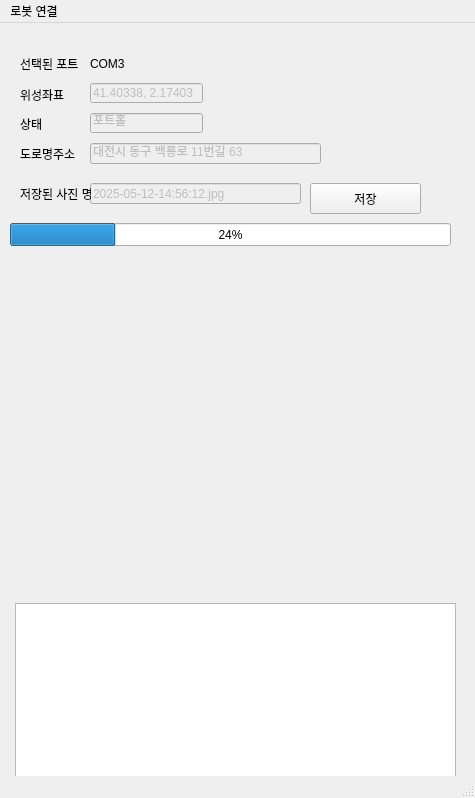
Qt form res/RoadDetectApp2.ui (Emmett6401/29.-pyQT_Yolo_pySerial_Humanoid) before a commit.
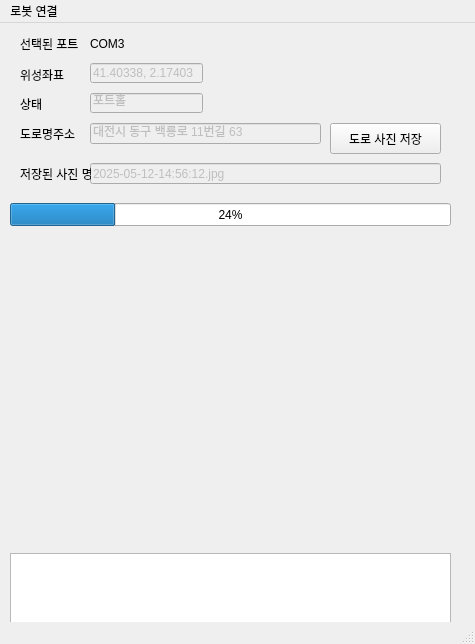
The same form after that commit. Icons and pictures are not drawn.

```diff
--- a/res/RoadDetectApp2.ui
+++ b/res/RoadDetectApp2.ui
@@ -7,7 +7,7 @@
     <x>0</x>
     <y>0</y>
     <width>475</width>
-    <height>798</height>
+    <height>644</height>
    </rect>
   </property>
   <property name="windowTitle">
@@ -21,7 +21,7 @@
     <property name="geometry">
      <rect>
       <x>90</x>
-      <y>90</y>
+      <y>70</y>
       <width>113</width>
       <height>20</height>
      </rect>
@@ -37,8 +37,8 @@
     <property name="geometry">
      <rect>
       <x>90</x>
-      <y>160</y>
-      <width>211</width>
+      <y>140</y>
+      <width>351</width>
       <height>21</height>
      </rect>
     </property>
@@ -50,7 +50,7 @@
     <property name="geometry">
      <rect>
       <x>20</x>
-      <y>61</y>
+      <y>41</y>
       <width>71</width>
       <height>21</height>
      </rect>
@@ -63,7 +63,7 @@
     <property name="geometry">
      <rect>
       <x>20</x>
-      <y>160</y>
+      <y>140</y>
       <width>71</width>
       <height>21</height>
      </rect>
@@ -79,7 +79,7 @@
     <property name="geometry">
      <rect>
       <x>90</x>
-      <y>60</y>
+      <y>40</y>
       <width>113</width>
       <height>20</height>
      </rect>
@@ -92,7 +92,7 @@
     <property name="geometry">
      <rect>
       <x>20</x>
-      <y>120</y>
+      <y>100</y>
       <width>71</width>
       <height>21</height>
      </rect>
@@ -108,7 +108,7 @@
     <property name="geometry">
      <rect>
       <x>90</x>
-      <y>120</y>
+      <y>100</y>
       <width>231</width>
       <height>21</height>
      </rect>
@@ -121,7 +121,7 @@
     <property name="geometry">
      <rect>
       <x>20</x>
-      <y>90</y>
+      <y>70</y>
       <width>71</width>
       <height>21</height>
      </rect>
@@ -133,23 +133,23 @@
    <widget class="QPushButton" name="btnSave">
     <property name="geometry">
      <rect>
-      <x>310</x>
-      <y>160</y>
+      <x>330</x>
+      <y>100</y>
       <width>111</width>
       <height>31</height>
      </rect>
     </property>
     <property name="text">
-     <string>저장</string>
+     <string>도로 사진 저장</string>
     </property>
    </widget>
    <widget class="QLabel" name="cam">
     <property name="geometry">
      <rect>
       <x>10</x>
-      <y>240</y>
-      <width>441</width>
-      <height>331</height>
+      <y>220</y>
+      <width>401</width>
+      <height>301</height>
      </rect>
     </property>
     <property name="text">
@@ -166,7 +166,7 @@
     <property name="geometry">
      <rect>
       <x>10</x>
-      <y>200</y>
+      <y>180</y>
       <width>441</width>
       <height>23</height>
      </rect>
@@ -179,7 +179,7 @@
     <property name="geometry">
      <rect>
       <x>90</x>
-      <y>30</y>
+      <y>10</y>
       <width>71</width>
       <height>21</height>
      </rect>
@@ -192,7 +192,7 @@
     <property name="geometry">
      <rect>
       <x>20</x>
-      <y>30</y>
+      <y>10</y>
       <width>71</width>
       <height>21</height>
      </rect>
@@ -208,9 +208,9 @@
     <property name="geometry">
      <rect>
       <x>210</x>
-      <y>31</y>
+      <y>0</y>
       <width>31</width>
-      <height>20</height>
+      <height>31</height>
      </rect>
     </property>
     <property name="text">
@@ -226,10 +226,10 @@
    <widget class="QListWidget" name="detectListWidget">
     <property name="geometry">
      <rect>
-      <x>15</x>
-      <y>580</y>
+      <x>10</x>
+      <y>530</y>
       <width>441</width>
-      <height>192</height>
+      <height>71</height>
      </rect>
     </property>
    </widget>
```
Left out of the diff: 2 changed lines with no effect on the pictures.
